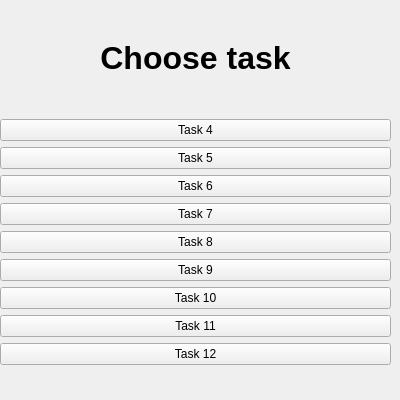
kiltonik/lab, file mainwindow.ui: the form before one commit.
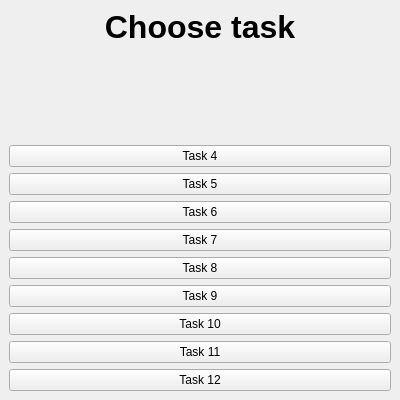
The form after the commit.

```diff
--- a/mainwindow.ui
+++ b/mainwindow.ui
@@ -32,15 +32,8 @@
      <verstretch>0</verstretch>
     </sizepolicy>
    </property>
-   <widget class="QWidget" name="verticalLayoutWidget">
-    <property name="geometry">
-     <rect>
-      <x>0</x>
-      <y>40</y>
-      <width>391</width>
-      <height>325</height>
-     </rect>
-    </property>
+   <layout class="QHBoxLayout" name="horizontalLayout">
+    <item>
     <layout class="QVBoxLayout" name="verticalLayout">
      <property name="spacing">
       <number>6</number>
@@ -138,7 +131,8 @@
       </widget>
      </item>
     </layout>
-   </widget>
+    </item>
+   </layout>
   </widget>
  </widget>
  <resources/>
```
Left out of the diff: 18 changed lines with no effect on the pictures. Lines whose indentation alone changed are shown as unchanged.
